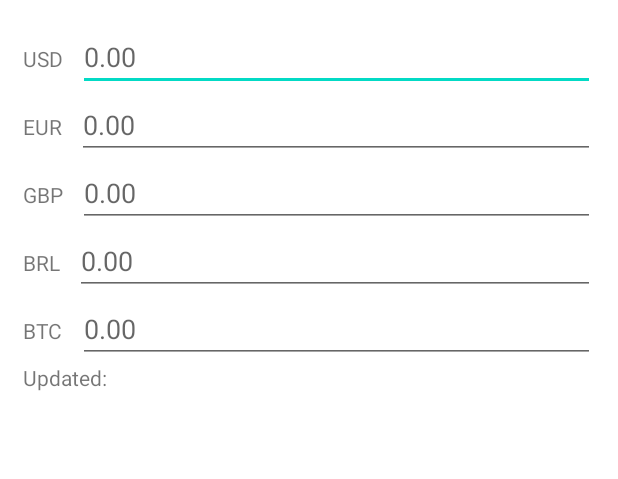
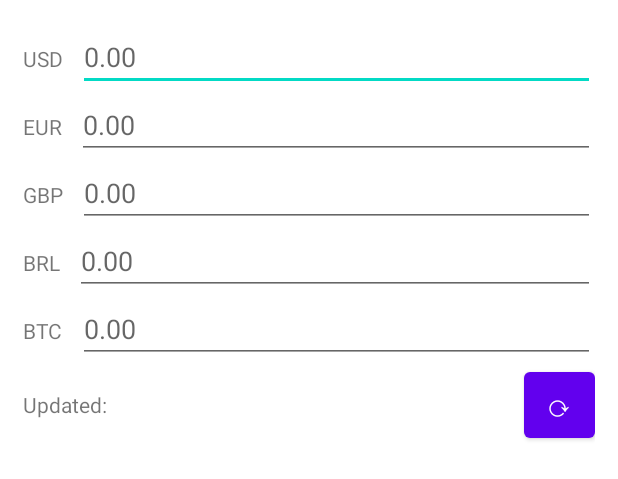
Before and after one commit to mludovico/cs50x_final_project, an Android app: the layout activity_main.xml on its own in the app's theme, with its tools: preview values and no code run, on a phone screen of 412 x 824 dp. Shown: the top 479 px of the screen. Run offline under Robolectric (Android 15) with nearby library versions, the light colour scheme and no system bars; network calls fail.

Commit message:
Added android project TODO - Improve UI - Text edits decimals/clear buttons

```diff
--- a/Currency_android_java/app/build.gradle
+++ b/Currency_android_java/app/build.gradle
@@ -32,6 +32,8 @@ dependencies {
     implementation 'androidx.appcompat:appcompat:1.2.0'
     implementation 'com.google.android.material:material:1.2.1'
     implementation 'androidx.constraintlayout:constraintlayout:2.0.4'
+    implementation 'com.android.volley:volley:1.1.1'
+    implementation 'com.google.android.material:material:1.1.0'
     testImplementation 'junit:junit:4.+'
     androidTestImplementation 'androidx.test.ext:junit:1.1.2'
     androidTestImplementation 'androidx.test.espresso:espresso-core:3.3.0'
--- a/Currency_android_java/app/src/main/AndroidManifest.xml
+++ b/Currency_android_java/app/src/main/AndroidManifest.xml
@@ -17,5 +17,6 @@
             </intent-filter>
         </activity>
     </application>
+    <uses-permission android:name="android.permission.INTERNET"/>
 
 </manifest>
--- a/Currency_android_java/app/src/main/res/layout/activity_main.xml
+++ b/Currency_android_java/app/src/main/res/layout/activity_main.xml
@@ -21,9 +21,11 @@
         <EditText
             android:layout_width="match_parent"
             android:layout_height="wrap_content"
-            android:inputType="numberDecimal"
+            android:inputType="number|numberDecimal"
             android:hint="0.00"
             android:id="@+id/usdTextInput"
+            android:tag="USD"
+            app:endIconMode="clear_text"
         />
     </LinearLayout>
 
@@ -42,9 +44,10 @@
         <EditText
             android:layout_width="match_parent"
             android:layout_height="wrap_content"
-            android:inputType="numberDecimal"
+            android:inputType="number|numberDecimal"
             android:hint="0.00"
             android:id="@+id/eurTextInput"
+            android:tag="EUR"
         />
     </LinearLayout>
 
@@ -63,9 +66,10 @@
         <EditText
             android:layout_width="match_parent"
             android:layout_height="wrap_content"
-            android:inputType="numberDecimal"
+            android:inputType="number|numberDecimal"
             android:hint="0.00"
             android:id="@+id/gbpTextInput"
+            android:tag="GBP"
         />
     </LinearLayout>
 
@@ -84,9 +88,10 @@
         <EditText
             android:layout_width="match_parent"
             android:layout_height="wrap_content"
-            android:inputType="numberDecimal"
+            android:inputType="number|numberDecimal"
             android:hint="0.00"
             android:id="@+id/brlTextInput"
+            android:tag="BRL"
         />
     </LinearLayout>
 
@@ -105,28 +110,46 @@
         <EditText
             android:layout_width="match_parent"
             android:layout_height="wrap_content"
-            android:inputType="numberDecimal"
+            android:inputType="number|numberDecimal"
             android:hint="0.00"
             android:id="@+id/btcTextInput"
+            android:tag="BTC"
         />
     </LinearLayout>
 
-    <LinearLayout
+    <RelativeLayout
         android:layout_width="match_parent"
-        android:layout_height="wrap_content"
-        android:layout_below="@id/btcContainer"
-    >
+        android:layout_height="56dp"
+        android:layout_below="@id/btcContainer">
+
+        <Button
+            android:id="@+id/updateButton"
+            android:layout_width="47dp"
+            android:layout_height="match_parent"
+            android:layout_alignParentRight="true"
+            android:gravity="center|center_vertical"
+            android:text="\u27f3"
+            android:textSize="20dp"
+            android:textFontWeight="900"
+            android:onClick="loadRates"/>
+
         <TextView
+            android:id="@+id/updatedLabel"
             android:layout_width="wrap_content"
-            android:layout_height="wrap_content"
-            android:text="Updated:"
-        />
+            android:layout_height="match_parent"
+            android:layout_toLeftOf="@+id/updateButton"
+            android:gravity="start|center_vertical"
+            android:layout_toRightOf="@+id/updateFirstChild"
+            android:paddingLeft="15dp"/>
+
         <TextView
+            android:id="@+id/updateFirstChild"
             android:layout_width="wrap_content"
-            android:layout_height="wrap_content"
-            android:id="@+id/updatedLabel"
-        />
-    </LinearLayout>
+            android:layout_height="match_parent"
+            android:layout_alignParentLeft="true"
+            android:gravity="start|center_vertical"
+            android:text="Updated:" />
+    </RelativeLayout>
 
 
 </RelativeLayout>
```
Also changed, not shown: Currency_android_java/app/src/main/java/br/com/mludovico/currency/MainActivity.java (+131 -17 lines).
